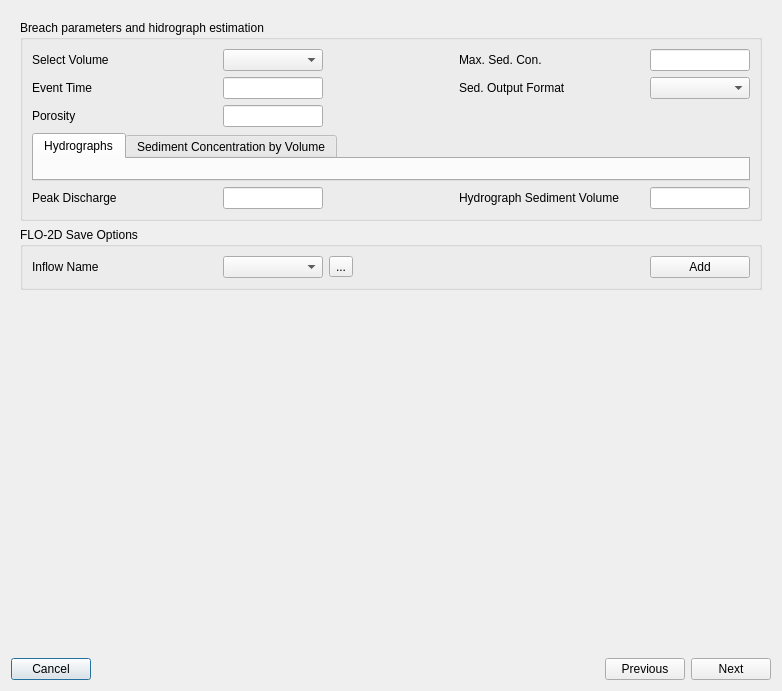
Before: the Qt Designer form flo2d/ui/breach_hydrograph_tool.ui in FLO-2DSoftware/qgis-flo-2d-plugin, drawn with Qt 5.
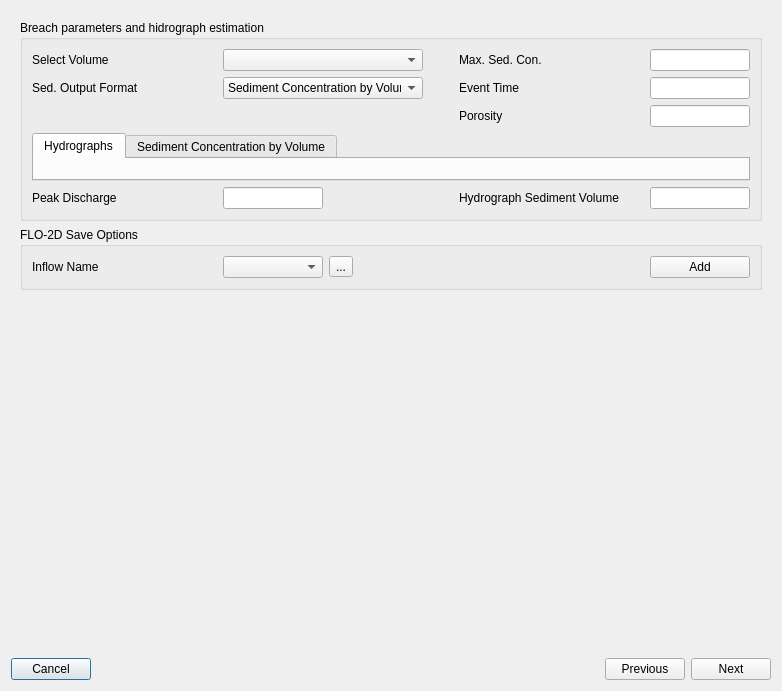
After: the same form once the commit is applied. The open tabs and pages were chosen to show the change. Icons and pictures are not drawn.

Commit message: Refactor Breach Hydrograph Tool UI: update widget names, add new input fields for sediment volume and event time, and enhance plot interaction functionality

Patch:
```diff
--- a/flo2d/ui/breach_hydrograph_tool.ui
+++ b/flo2d/ui/breach_hydrograph_tool.ui
@@ -3150,57 +3150,6 @@
               </property>
              </widget>
             </item>
-            <item row="1" column="1">
-             <widget class="QLineEdit" name="lineEdit_31">
-              <property name="minimumSize">
-               <size>
-                <width>100</width>
-                <height>0</height>
-               </size>
-              </property>
-              <property name="maximumSize">
-               <size>
-                <width>100</width>
-                <height>16777215</height>
-               </size>
-              </property>
-             </widget>
-            </item>
-            <item row="2" column="0">
-             <widget class="QLabel" name="label_43">
-              <property name="minimumSize">
-               <size>
-                <width>185</width>
-                <height>0</height>
-               </size>
-              </property>
-              <property name="maximumSize">
-               <size>
-                <width>185</width>
-                <height>16777215</height>
-               </size>
-              </property>
-              <property name="text">
-               <string>Porosity</string>
-              </property>
-             </widget>
-            </item>
-            <item row="1" column="4">
-             <widget class="QComboBox" name="comboBox_10">
-              <property name="minimumSize">
-               <size>
-                <width>100</width>
-                <height>0</height>
-               </size>
-              </property>
-              <property name="maximumSize">
-               <size>
-                <width>100</width>
-                <height>16777215</height>
-               </size>
-              </property>
-             </widget>
-            </item>
             <item row="0" column="2">
              <spacer name="horizontalSpacer_36">
               <property name="orientation">
@@ -3218,13 +3167,13 @@
              <widget class="QComboBox" name="comboBox_9">
               <property name="minimumSize">
                <size>
-                <width>100</width>
+                <width>200</width>
                 <height>0</height>
                </size>
               </property>
               <property name="maximumSize">
                <size>
-                <width>100</width>
+                <width>200</width>
                 <height>16777215</height>
                </size>
               </property>
@@ -3287,23 +3236,7 @@
              </spacer>
             </item>
             <item row="0" column="4">
-             <widget class="QLineEdit" name="lineEdit_28">
-              <property name="minimumSize">
-               <size>
-                <width>100</width>
-                <height>0</height>
-               </size>
-              </property>
-              <property name="maximumSize">
-               <size>
-                <width>100</width>
-                <height>16777215</height>
-               </size>
-              </property>
-             </widget>
-            </item>
-            <item row="2" column="1">
-             <widget class="QLineEdit" name="lineEdit_32">
+             <widget class="QLineEdit" name="tal_max_sed_con_le">
               <property name="minimumSize">
                <size>
                 <width>100</width>
@@ -3331,25 +3264,6 @@
               </property>
              </spacer>
             </item>
-            <item row="1" column="3">
-             <widget class="QLabel" name="label_44">
-              <property name="minimumSize">
-               <size>
-                <width>185</width>
-                <height>0</height>
-               </size>
-              </property>
-              <property name="maximumSize">
-               <size>
-                <width>185</width>
-                <height>16777215</height>
-               </size>
-              </property>
-              <property name="text">
-               <string>Sed. Output Format</string>
-              </property>
-             </widget>
-            </item>
             <item row="1" column="2">
              <spacer name="horizontalSpacer_37">
               <property name="orientation">
@@ -3382,7 +3296,42 @@
               </property>
              </widget>
             </item>
-            <item row="1" column="0">
+            <item row="2" column="3">
+             <widget class="QLabel" name="label_43">
+              <property name="minimumSize">
+               <size>
+                <width>185</width>
+                <height>0</height>
+               </size>
+              </property>
+              <property name="maximumSize">
+               <size>
+                <width>185</width>
+                <height>16777215</height>
+               </size>
+              </property>
+              <property name="text">
+               <string>Porosity</string>
+              </property>
+             </widget>
+            </item>
+            <item row="2" column="4">
+             <widget class="QLineEdit" name="tal_porosity_le">
+              <property name="minimumSize">
+               <size>
+                <width>100</width>
+                <height>0</height>
+               </size>
+              </property>
+              <property name="maximumSize">
+               <size>
+                <width>100</width>
+                <height>16777215</height>
+               </size>
+              </property>
+             </widget>
+            </item>
+            <item row="1" column="3">
              <widget class="QLabel" name="label_42">
               <property name="minimumSize">
                <size>
@@ -3401,6 +3350,67 @@
               </property>
              </widget>
             </item>
+            <item row="1" column="4">
+             <widget class="QLineEdit" name="tal_event_time_le">
+              <property name="minimumSize">
+               <size>
+                <width>100</width>
+                <height>0</height>
+               </size>
+              </property>
+              <property name="maximumSize">
+               <size>
+                <width>100</width>
+                <height>16777215</height>
+               </size>
+              </property>
+             </widget>
+            </item>
+            <item row="1" column="0">
+             <widget class="QLabel" name="label_44">
+              <property name="minimumSize">
+               <size>
+                <width>185</width>
+                <height>0</height>
+               </size>
+              </property>
+              <property name="maximumSize">
+               <size>
+                <width>185</width>
+                <height>16777215</height>
+               </size>
+              </property>
+              <property name="text">
+               <string>Sed. Output Format</string>
+              </property>
+             </widget>
+            </item>
+            <item row="1" column="1">
+             <widget class="QComboBox" name="tal_out_format_cbo">
+              <property name="minimumSize">
+               <size>
+                <width>200</width>
+                <height>0</height>
+               </size>
+              </property>
+              <property name="maximumSize">
+               <size>
+                <width>200</width>
+                <height>16777215</height>
+               </size>
+              </property>
+              <item>
+               <property name="text">
+                <string>Sediment Concentration by Volume</string>
+               </property>
+              </item>
+              <item>
+               <property name="text">
+                <string>Sediment Volume</string>
+               </property>
+              </item>
+             </widget>
+            </item>
            </layout>
           </widget>
          </item>
```
Left out of the diff: 19 changed lines with no effect on the pictures. The commit also changes 1 other file.
